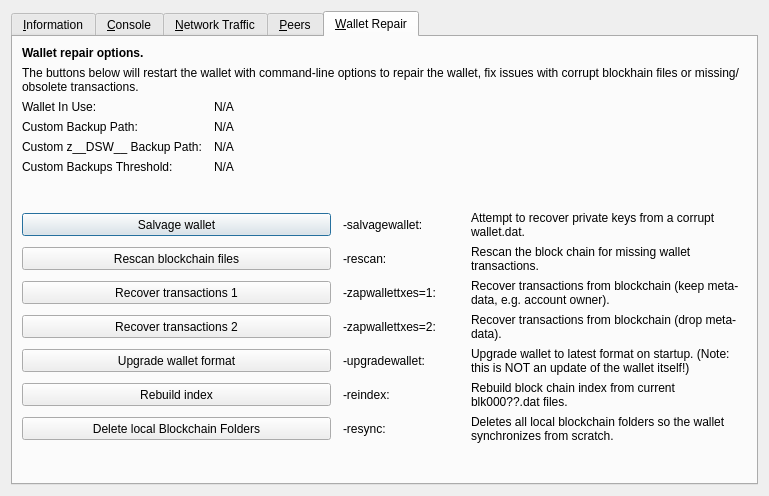
This is src/qt/forms/rpcconsole.ui in decenomy/DSW as Qt 5 draws it before an edit. The edited form follows.
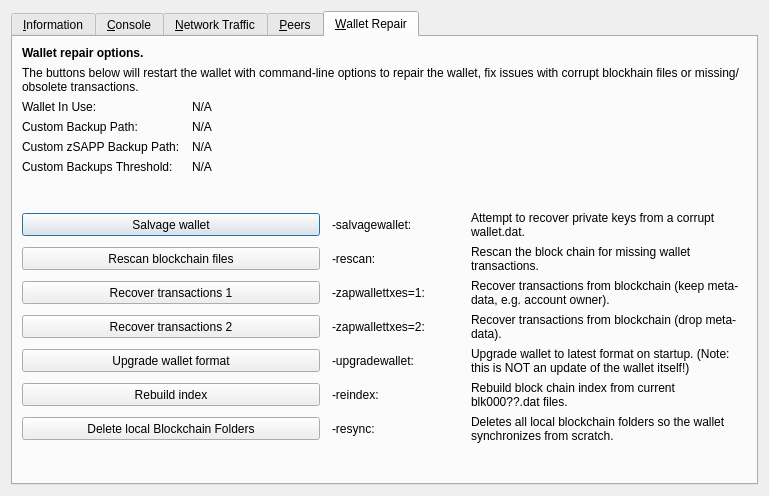
This is the edited form. The open tabs and pages were chosen to show the change. Icons and pictures are not drawn. Custom widgets are drawn as their Qt base class.

Commit message: Changed the coin ticker __DSW__ -> SAPP

Diff of the .ui file:
```diff
--- a/src/qt/forms/rpcconsole.ui
+++ b/src/qt/forms/rpcconsole.ui
@@ -1333,7 +1333,7 @@
           <bool>false</bool>
          </property>
          <property name="text">
-          <string>Custom z__DSW__ Backup Path:</string>
+          <string>Custom zSAPP Backup Path:</string>
          </property>
         </widget>
        </item>
```
Left out of the diff: 2 changed lines with no effect on the pictures. The commit also changes 116 other files.
